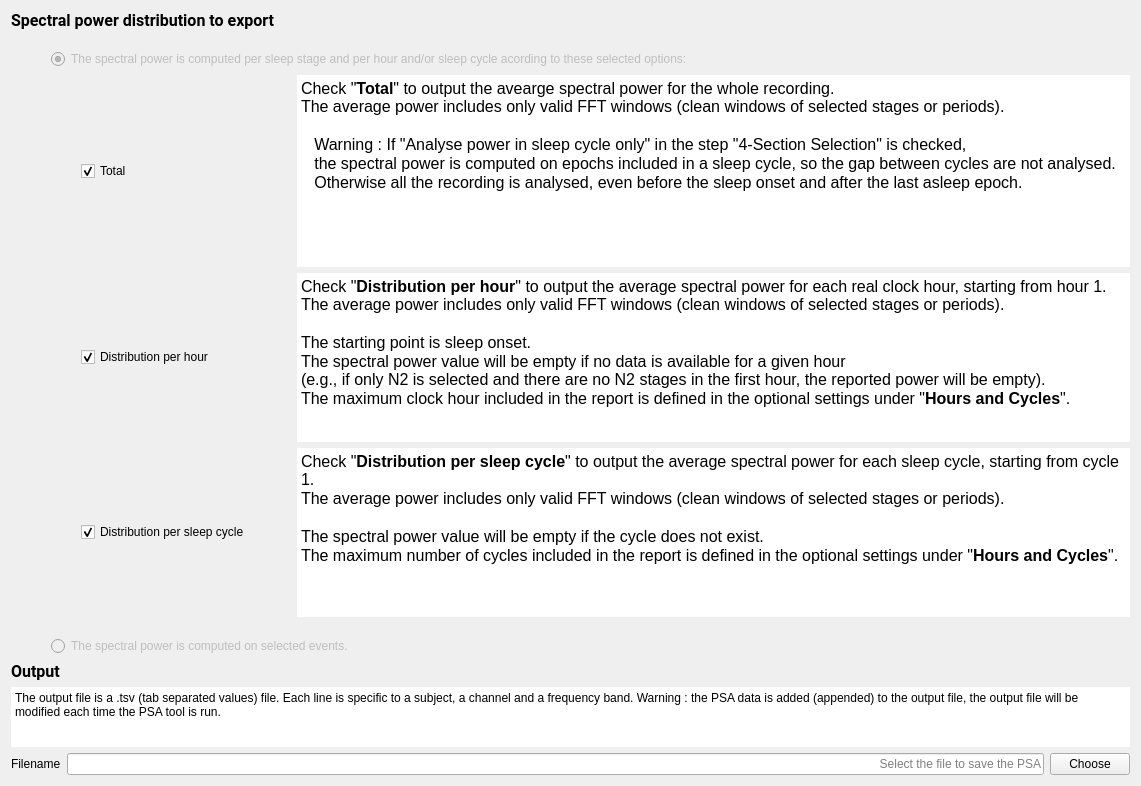
First picture: the form in tools/CEAMSTools/PowerSpectralAnalysis/Outputfiles/Ui_Outputfiles.ui, repository SnoozToolbox/snooz-package-ceams, before the edit.
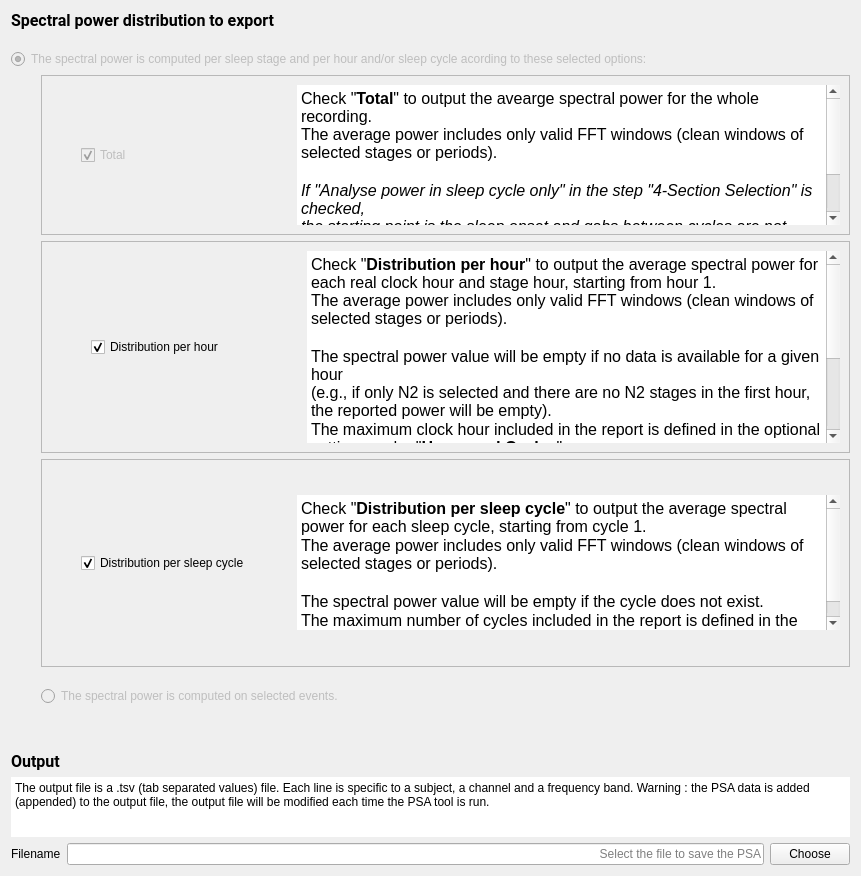
Second picture: the form after the edit.

Commit message: Refactor PSA compilation and updated UI to reflect new hour per sleep stage.

What changed in the file:
```diff
--- a/tools/CEAMSTools/PowerSpectralAnalysis/Outputfiles/Ui_Outputfiles.ui
+++ b/tools/CEAMSTools/PowerSpectralAnalysis/Outputfiles/Ui_Outputfiles.ui
@@ -6,8 +6,8 @@
    <rect>
     <x>0</x>
     <y>0</y>
-    <width>1141</width>
-    <height>786</height>
+    <width>861</width>
+    <height>876</height>
    </rect>
   </property>
   <property name="windowTitle">
@@ -16,7 +16,7 @@
   <property name="styleSheet">
    <string>font: 12pt &quot;Roboto&quot;;</string>
   </property>
-  <layout class="QVBoxLayout" name="verticalLayout_4">
+  <layout class="QVBoxLayout" name="verticalLayout_3">
    <item>
     <widget class="QLabel" name="label">
      <property name="font">
@@ -33,26 +33,6 @@
     </widget>
    </item>
    <item>
-    <layout class="QHBoxLayout" name="horizontalLayout_5">
-     <item>
-      <spacer name="horizontalSpacer">
-       <property name="orientation">
-        <enum>Qt::Orientation::Horizontal</enum>
-       </property>
-       <property name="sizeType">
-        <enum>QSizePolicy::Policy::Fixed</enum>
-       </property>
-       <property name="sizeHint" stdset="0">
-        <size>
-         <width>40</width>
-         <height>20</height>
-        </size>
-       </property>
-      </spacer>
-     </item>
-     <item>
-      <layout class="QVBoxLayout" name="verticalLayout_3">
-       <item>
         <spacer name="verticalSpacer_4">
          <property name="orientation">
           <enum>Qt::Orientation::Vertical</enum>
@@ -85,8 +65,33 @@
         </widget>
        </item>
        <item>
+    <layout class="QHBoxLayout" name="horizontalLayout_5">
+     <item>
+      <spacer name="horizontalSpacer_2">
+       <property name="orientation">
+        <enum>Qt::Orientation::Horizontal</enum>
+       </property>
+       <property name="sizeType">
+        <enum>QSizePolicy::Policy::Fixed</enum>
+       </property>
+       <property name="sizeHint" stdset="0">
+        <size>
+         <width>30</width>
+         <height>13</height>
+        </size>
+       </property>
+      </spacer>
+     </item>
+     <item>
         <layout class="QVBoxLayout" name="verticalLayout">
          <item>
+        <widget class="QFrame" name="frame">
+         <property name="frameShape">
+          <enum>QFrame::Shape::StyledPanel</enum>
+         </property>
+         <property name="frameShadow">
+          <enum>QFrame::Shadow::Raised</enum>
+         </property>
           <layout class="QHBoxLayout" name="horizontalLayout">
            <item>
             <spacer name="horizontalSpacer_3">
@@ -106,6 +111,9 @@
            </item>
            <item>
             <widget class="QCheckBox" name="total_checkBox">
+            <property name="enabled">
+             <bool>false</bool>
+            </property>
              <property name="minimumSize">
               <size>
                <width>210</width>
@@ -132,7 +140,7 @@
            <item>
             <widget class="QTextEdit" name="textEdit_tot">
              <property name="sizePolicy">
-              <sizepolicy hsizetype="Expanding" vsizetype="Minimum">
+             <sizepolicy hsizetype="Expanding" vsizetype="Preferred">
                <horstretch>0</horstretch>
                <verstretch>0</verstretch>
               </sizepolicy>
@@ -140,7 +148,7 @@
              <property name="maximumSize">
               <size>
                <width>16777215</width>
-               <height>16777215</height>
+              <height>140</height>
               </size>
              </property>
              <property name="frameShape">
@@ -165,18 +173,24 @@
 &lt;/style&gt;&lt;/head&gt;&lt;body style=&quot; font-family:'Roboto'; font-size:12pt; font-weight:400; font-style:normal;&quot;&gt;
 &lt;p style=&quot; margin-top:0px; margin-bottom:0px; margin-left:0px; margin-right:0px; -qt-block-indent:0; text-indent:0px;&quot;&gt;Check &amp;quot;&lt;span style=&quot; font-weight:600;&quot;&gt;Total&lt;/span&gt;&amp;quot; to output the avearge spectral power for the whole recording. &lt;br /&gt;The average power includes only valid FFT windows (clean windows of selected stages or periods).&lt;/p&gt;
 &lt;p style=&quot;-qt-paragraph-type:empty; margin-top:0px; margin-bottom:0px; margin-left:0px; margin-right:0px; -qt-block-indent:0; text-indent:0px;&quot;&gt;&lt;br /&gt;&lt;/p&gt;
-&lt;p style=&quot; margin-top:0px; margin-bottom:0px; margin-left:0px; margin-right:0px; -qt-block-indent:0; text-indent:0px;&quot;&gt;   Warning : If &amp;quot;Analyse power in sleep cycle only&amp;quot; in the step &amp;quot;4-Section Selection&amp;quot; is checked, &lt;/p&gt;
-&lt;p style=&quot; margin-top:0px; margin-bottom:0px; margin-left:0px; margin-right:0px; -qt-block-indent:0; text-indent:0px;&quot;&gt;   the spectral power is computed on epochs included in a sleep cycle, so the gap between cycles are not analysed.&lt;/p&gt;
-&lt;p style=&quot; margin-top:0px; margin-bottom:0px; margin-left:0px; margin-right:0px; -qt-block-indent:0; text-indent:0px;&quot;&gt;   Otherwise all the recording is analysed, even before the sleep onset and after the last asleep epoch.&lt;/p&gt;&lt;/body&gt;&lt;/html&gt;</string>
+&lt;p style=&quot; margin-top:0px; margin-bottom:0px; margin-left:0px; margin-right:0px; -qt-block-indent:0; text-indent:0px;&quot;&gt;&lt;span style=&quot; font-style:italic;&quot;&gt;If &amp;quot;Analyse power in sleep cycle only&amp;quot; in the step &amp;quot;4-Section Selection&amp;quot; is checked, &lt;br /&gt;the starting point is the sleep onset and gabs between cycles are not analysed.&lt;br /&gt;Otherwise all the recording is analysed, even before the sleep onset and after the last asleep epoch.&lt;/span&gt;&lt;/p&gt;&lt;/body&gt;&lt;/html&gt;</string>
              </property>
             </widget>
            </item>
           </layout>
+        </widget>
          </item>
          <item>
+        <widget class="QFrame" name="frame_2">
+         <property name="frameShape">
+          <enum>QFrame::Shape::StyledPanel</enum>
+         </property>
+         <property name="frameShadow">
+          <enum>QFrame::Shadow::Raised</enum>
+         </property>
           <layout class="QHBoxLayout" name="horizontalLayout_3">
            <item>
-            <spacer name="horizontalSpacer_2">
+           <spacer name="horizontalSpacer">
              <property name="orientation">
               <enum>Qt::Orientation::Horizontal</enum>
              </property>
@@ -185,8 +199,8 @@
              </property>
              <property name="sizeHint" stdset="0">
               <size>
-               <width>30</width>
-               <height>5</height>
+              <width>40</width>
+              <height>20</height>
               </size>
              </property>
             </spacer>
@@ -219,7 +233,7 @@
            <item>
             <widget class="QTextEdit" name="textEdit_hour">
              <property name="sizePolicy">
-              <sizepolicy hsizetype="Expanding" vsizetype="Maximum">
+             <sizepolicy hsizetype="Expanding" vsizetype="Expanding">
                <horstretch>0</horstretch>
                <verstretch>0</verstretch>
               </sizepolicy>
@@ -256,17 +270,26 @@
 li.unchecked::marker { content: &quot;\2610&quot;; }
 li.checked::marker { content: &quot;\2612&quot;; }
 &lt;/style&gt;&lt;/head&gt;&lt;body style=&quot; font-family:'Roboto'; font-size:12pt; font-weight:400; font-style:normal;&quot;&gt;
-&lt;p style=&quot; margin-top:0px; margin-bottom:0px; margin-left:0px; margin-right:0px; -qt-block-indent:0; text-indent:0px;&quot;&gt;Check &amp;quot;&lt;span style=&quot; font-weight:600;&quot;&gt;Distribution per hour&lt;/span&gt;&amp;quot; to output the average spectral power for each real clock hour, starting from hour 1. &lt;br /&gt;The average power includes only valid FFT windows (clean windows of selected stages or periods).&lt;/p&gt;
+&lt;p style=&quot; margin-top:0px; margin-bottom:0px; margin-left:0px; margin-right:0px; -qt-block-indent:0; text-indent:0px;&quot;&gt;Check &amp;quot;&lt;span style=&quot; font-weight:600;&quot;&gt;Distribution per hour&lt;/span&gt;&amp;quot; to output the average spectral power for each real clock hour and stage hour, starting from hour 1. &lt;br /&gt;The average power includes only valid FFT windows (clean windows of selected stages or periods).&lt;/p&gt;
 &lt;p style=&quot;-qt-paragraph-type:empty; margin-top:0px; margin-bottom:0px; margin-left:0px; margin-right:0px; -qt-block-indent:0; text-indent:0px;&quot;&gt;&lt;br /&gt;&lt;/p&gt;
-&lt;p style=&quot; margin-top:0px; margin-bottom:0px; margin-left:0px; margin-right:0px; -qt-block-indent:0; text-indent:0px;&quot;&gt;The starting point is sleep onset.&lt;/p&gt;
 &lt;p style=&quot; margin-top:0px; margin-bottom:0px; margin-left:0px; margin-right:0px; -qt-block-indent:0; text-indent:0px;&quot;&gt;The spectral power value will be empty if no data is available for a given hour &lt;br /&gt;(e.g., if only N2 is selected and there are no N2 stages in the first hour, the reported power will be empty).&lt;/p&gt;
-&lt;p style=&quot; margin-top:0px; margin-bottom:0px; margin-left:0px; margin-right:0px; -qt-block-indent:0; text-indent:0px;&quot;&gt;The maximum clock hour included in the report is defined in the optional settings under &amp;quot;&lt;span style=&quot; font-weight:600;&quot;&gt;Hours and Cycles&lt;/span&gt;&amp;quot;.&lt;/p&gt;&lt;/body&gt;&lt;/html&gt;</string>
+&lt;p style=&quot; margin-top:0px; margin-bottom:0px; margin-left:0px; margin-right:0px; -qt-block-indent:0; text-indent:0px;&quot;&gt;The maximum clock hour included in the report is defined in the optional settings under &amp;quot;&lt;span style=&quot; font-weight:600;&quot;&gt;Hours and Cycles&lt;/span&gt;&amp;quot;.&lt;/p&gt;
+&lt;p style=&quot;-qt-paragraph-type:empty; margin-top:0px; margin-bottom:0px; margin-left:0px; margin-right:0px; -qt-block-indent:0; text-indent:0px;&quot;&gt;&lt;br /&gt;&lt;/p&gt;
+&lt;p style=&quot; margin-top:0px; margin-bottom:0px; margin-left:0px; margin-right:0px; -qt-block-indent:0; text-indent:0px;&quot;&gt;&lt;span style=&quot; font-style:italic;&quot;&gt;If &amp;quot;Analyse power in sleep cycle only&amp;quot; in the step &amp;quot;4-Section Selection&amp;quot; is checked, &lt;br /&gt;the starting point is the sleep onset and gabs between cycles are not analysed.&lt;br /&gt;Otherwise all the recording is analysed, even before the sleep onset and after the last asleep epoch.&lt;/span&gt;&lt;/p&gt;&lt;/body&gt;&lt;/html&gt;</string>
              </property>
             </widget>
            </item>
           </layout>
+        </widget>
          </item>
          <item>
+        <widget class="QFrame" name="frame_3">
+         <property name="frameShape">
+          <enum>QFrame::Shape::StyledPanel</enum>
+         </property>
+         <property name="frameShadow">
+          <enum>QFrame::Shadow::Raised</enum>
+         </property>
           <layout class="QHBoxLayout" name="horizontalLayout_4">
            <item>
             <spacer name="horizontalSpacer_4">
@@ -312,7 +335,7 @@
            <item>
             <widget class="QTextEdit" name="textEdit_cycle">
              <property name="sizePolicy">
-              <sizepolicy hsizetype="Expanding" vsizetype="Maximum">
+             <sizepolicy hsizetype="Expanding" vsizetype="Expanding">
                <horstretch>0</horstretch>
                <verstretch>0</verstretch>
               </sizepolicy>
@@ -326,7 +349,7 @@
              <property name="maximumSize">
               <size>
                <width>16777215</width>
-               <height>16777215</height>
+              <height>135</height>
               </size>
              </property>
              <property name="frameShape">
@@ -358,8 +381,7 @@
             </widget>
            </item>
           </layout>
-         </item>
-        </layout>
+        </widget>
        </item>
        <item>
         <spacer name="verticalSpacer_3">
```
Lines whose indentation alone changed are shown as unchanged. The commit also changes 14 other files.
